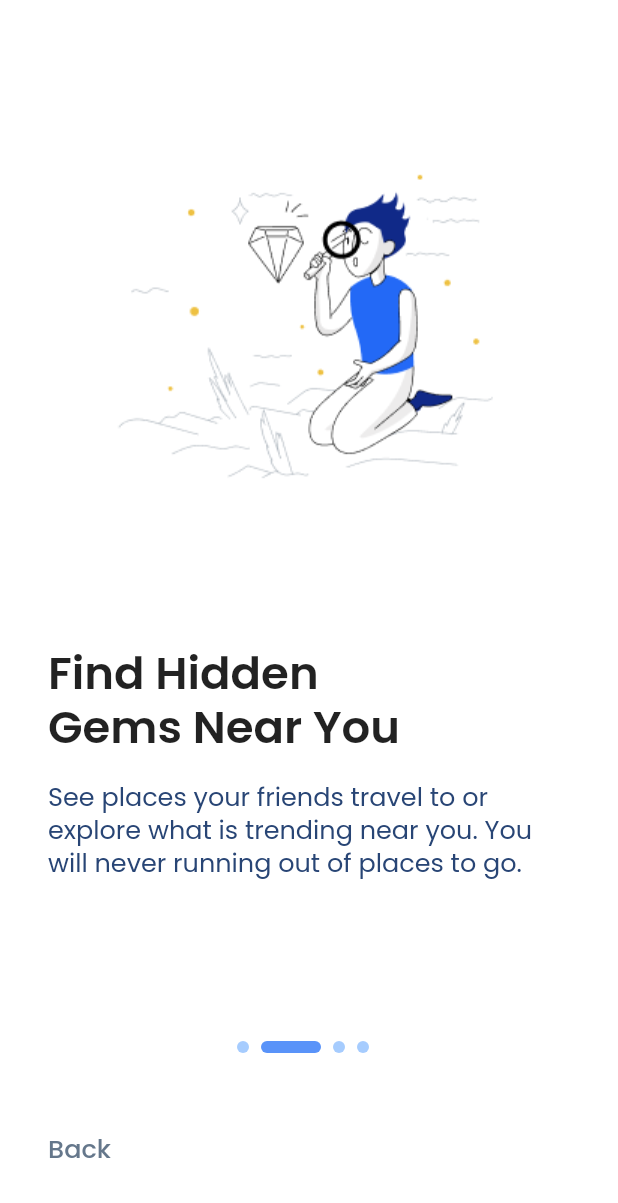
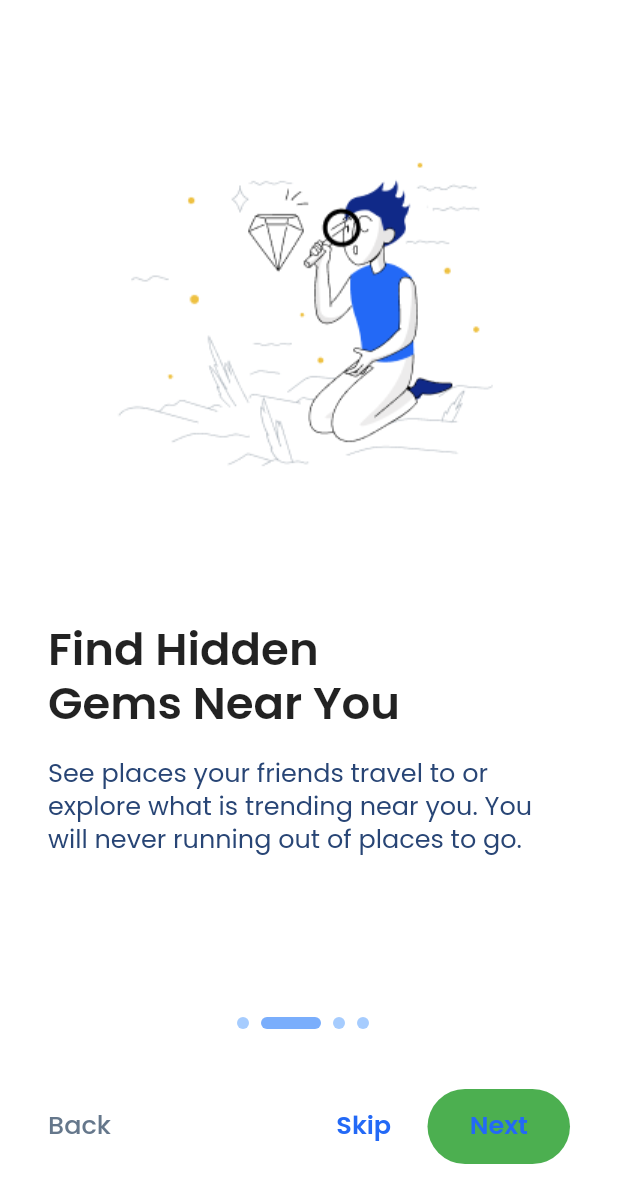
Before and after one commit to ashidiqidimas/gather, a Flutter app: the screen it shows after launch, swiped to page 2, on a phone screen of 412 x 824 dp. Shown: the top 1203 px of the screen. Run offline on Flutter 3.47's test engine with Material 2 defaults, Android fonts, the phone set to English and light mode, and no system bars; drawn by our look-alikes of smooth_page_indicator.

Commit message:
Added button annimation

```diff
--- a/lib/ui/screens/on_boarding_screen.dart
+++ b/lib/ui/screens/on_boarding_screen.dart
@@ -1,4 +1,6 @@
+// Test
 import 'package:flutter/material.dart';
+import 'package:gather/ui/widgets/components/on_boarding_button.dart';
 import 'package:smooth_page_indicator/smooth_page_indicator.dart';
 
 import '../styles/all_styles.dart';
@@ -10,20 +12,47 @@ class OnBoardingScreen extends StatefulWidget {
   State<OnBoardingScreen> createState() => _OnBoardingScreenState();
 }
 
-class _OnBoardingScreenState extends State<OnBoardingScreen> {
+class _OnBoardingScreenState extends State<OnBoardingScreen>
+    with TickerProviderStateMixin {
   late PageController _controller;
+  late AnimationController _animationController;
   int _pageIndex = 0;
 
   @override
   void initState() {
     _controller = PageController(initialPage: 0);
+    _animationController = AnimationController(
+      vsync: this,
+      duration: const Duration(
+        milliseconds: 200,
+      ),
+    );
     super.initState();
   }
 
   @override
   void dispose() {
     _controller.dispose();
+    _animationController.dispose();
     super.dispose();
+  }
+
+  Future<void> _playForward() async {
+    try {
+      await _animationController.forward().orCancel.whenComplete(() {
+        // TODO
+      });
+    } on TickerCanceled {
+      debugPrint('Forward animation canceled');
+    }
+  }
+
+  Future<void> _playBackward() async {
+    try {
+      await _animationController.reverse().orCancel;
+    } on TickerCanceled {
+      debugPrint('Forward animation canceled');
+    }
   }
 
   @override
@@ -31,14 +60,18 @@ class _OnBoardingScreenState extends State<OnBoardingScreen> {
     return Scaffold(
       body: SafeArea(
         child: Container(
-          padding: const EdgeInsets.only(
-            bottom: 130,
-          ),
+          padding: const EdgeInsets.only(bottom: 154),
           child: PageView(
             onPageChanged: (index) {
               setState(() {
                 _pageIndex = index;
               });
+
+              if (_pageIndex == 3) {
+                _playForward();
+              } else if (_pageIndex == 2) {
+                _playBackward();
+              }
             },
             controller: _controller,
             children: [
@@ -46,7 +79,7 @@ class _OnBoardingScreenState extends State<OnBoardingScreen> {
                   image: 'assets/shared/images/on_boarding_img_1.png',
                   title: 'Find Friends\nfor Travel',
                   description:
-                      'Invite someone to your trip, join an open trip, or travel'
+                      'Invite someone to your trip, join an open trip, or travel '
                       'with complete strangers. Your will never feel lonely again.'),
               buildOnBoardingPage(
                 image: 'assets/shared/images/on_boarding_img_2.png',
@@ -116,15 +149,15 @@ class _OnBoardingScreenState extends State<OnBoardingScreen> {
 
   Widget buildBottomSheet() {
     return Container(
+      color: Colors.white,
       padding: const EdgeInsets.only(
         right: 32,
         left: 24,
-        bottom: 24,
+        bottom: 48,
       ),
-      color: Colors.white,
-      height: 130,
+      height: 154,
       child: Column(
-        mainAxisAlignment: MainAxisAlignment.start,
+        mainAxisAlignment: MainAxisAlignment.end,
         children: [
           Center(
             child: buildSmoothPageIndicator(),
@@ -134,8 +167,58 @@ class _OnBoardingScreenState extends State<OnBoardingScreen> {
           ),
           Row(
             mainAxisAlignment: MainAxisAlignment.spaceBetween,
+            crossAxisAlignment: CrossAxisAlignment.center,
             children: [
-              AnimatedCrossFade(
+              buildLeftButton(),
+              Row(
+                children: [
+                  // AnimatedCrossFade(
+                  //   crossFadeState: _pageIndex != 3
+                  //       ? CrossFadeState.showFirst
+                  //       : CrossFadeState.showSecond,
+                  //   duration: const Duration(milliseconds: 200),
+                  //   firstChild:
+                  //   secondChild: const SizedBox(
+                  //     width: 53,
+                  //     height: 50,
+                  //   ),
+                  // ),
+                  _pageIndex != 3
+                      ? TextButton(
+                          onPressed: () => debugPrint('Skip button not implemented'),
+                          child: Text(
+                            'Skip',
+                            style: GatherTextStyle.headline(context).copyWith(
+                              color: GatherColor.primarySwatch[500]!,
+                            ),
+                          ),
+                          style: TextButton.styleFrom(
+                            minimumSize: const Size(53, 50),
+                          ),
+                        )
+                      : const SizedBox(
+                          width: 53,
+                          height: 50,
+                        ),
+                  const SizedBox(
+                    width: 16,
+                  ),
+                  OnBoardingButton(
+                    controller: _controller,
+                    pageIndex: _pageIndex,
+                    animationController: _animationController,
+                  )
+                ],
+              )
+            ],
+          ),
+        ],
+      ),
+    );
+  }
+
+  Widget buildLeftButton() {
+    return AnimatedCrossFade(
       firstCurve: Curves.easeIn,
       secondCurve: Curves.easeIn,
       crossFadeState: _pageIndex == 0
@@ -153,18 +236,13 @@ class _OnBoardingScreenState extends State<OnBoardingScreen> {
         ),
         child: Text(
           'Back',
-                    style: GatherTextStyle.button2(context).copyWith(
+          style: GatherTextStyle.button1(context).copyWith(
             color: GatherColor.grey,
           ),
         ),
         style: TextButton.styleFrom(
           minimumSize: const Size(58, 50),
         ),
-                ),
-              ),
-            ],
-          ),
-        ],
       ),
     );
   }
@@ -183,7 +261,7 @@ class _OnBoardingScreenState extends State<OnBoardingScreen> {
         spacing: 8,
         dotHeight: 8,
         dotWidth: 8,
-        activeDotColor: GatherColor.primarySwatch[400]!,
+        activeDotColor: GatherColor.primarySwatch[300]!,
         dotColor: GatherColor.primarySwatch[200]!,
       ),
       controller: _controller,
@@ -191,3 +269,8 @@ class _OnBoardingScreenState extends State<OnBoardingScreen> {
     );
   }
 }
+
+enum AnimatedProperties {
+  width,
+  backgroundColor,
+}
--- a/lib/ui/styles/gather_text_style.dart
+++ b/lib/ui/styles/gather_text_style.dart
@@ -23,7 +23,16 @@ class GatherTextStyle {
         );
   }
 
-  static TextStyle button2(BuildContext context) {
+  static TextStyle headline(BuildContext context) {
+    return Theme.of(context).textTheme.labelLarge!.copyWith(
+      fontSize: 17,
+      height: 1.294,
+      fontWeight: FontWeight.w600,
+      letterSpacing: 0,
+    );
+  }
+
+  static TextStyle button1(BuildContext context) {
     return Theme.of(context).textTheme.labelLarge!.copyWith(
       fontSize: 17,
       height: 1.294,
@@ -32,7 +41,7 @@ class GatherTextStyle {
     );
   }
 
-  static TextStyle button3(BuildContext context) {
+  static TextStyle button2(BuildContext context) {
     return Theme.of(context).textTheme.labelLarge!.copyWith(
           fontSize: 15,
           height: 1.466,
--- a/lib/ui/styles/gather_theme.dart
+++ b/lib/ui/styles/gather_theme.dart
@@ -20,6 +20,7 @@ class GatherTheme {
 
   static light() {
     return ThemeData(
+      colorSchemeSeed: const Color(0xFF2369F6),
       fontFamily: ('Poppins'),
       textTheme: lightTextTheme,
       scaffoldBackgroundColor: Colors.white,
--- /dev/null
+++ b/lib/ui/widgets/components/on_boarding_button.dart
@@ -0,0 +1,105 @@
+import 'package:flutter/material.dart';
+
+import '../../styles/all_styles.dart';
+
+class OnBoardingButton extends StatelessWidget {
+  final PageController controller;
+  final int pageIndex;
+
+  final Animation<double> animationController;
+  final Animation<Color?> backgroundColorAnimation;
+  final Animation<double> width;
+
+  // backgroundColorAnimation = ColorTween(
+  // begin: Colors.red,
+  // end: Colors.yellow,
+  // ).animate(
+  // CurvedAnimation(
+  // parent: animationController,
+  // curve: Curves.easeIn,
+  // );
+
+  OnBoardingButton({
+    Key? key,
+    required this.animationController,
+    required this.controller,
+    required this.pageIndex,
+  })  : backgroundColorAnimation = ColorTween(
+          begin: Colors.green,
+          end: Colors.red,
+        ).animate(
+          CurvedAnimation(
+            parent: animationController,
+            curve: const Interval(
+              0.0,
+              0.2,
+              curve: Curves.easeIn,
+            ),
+          ),
+        ),
+        width = Tween<double>(
+          begin: 95,
+          end: 155,
+        ).animate(
+          CurvedAnimation(
+            parent: animationController,
+            curve: const Interval(
+              0.0,
+              0.2,
+              curve: Curves.easeIn,
+            ),
+          ),
+        ),
+        super(key: key);
+
+  Widget _buildAnimation(BuildContext context, Widget? child) {
+    return ElevatedButton(
+      onPressed: () => controller.nextPage(
+        duration: const Duration(
+          milliseconds: 200,
+        ),
+        curve: Curves.easeIn,
+      ),
+      child: Text(
+        pageIndex != 3 ? 'Next' : 'Get Started',
+        style: GatherTextStyle.headline(context).copyWith(
+          color: GatherColor.primarySwatch[500]!,
+        ),
+      ),
+      style: ButtonStyle(
+        shadowColor: MaterialStateProperty.all(
+          GatherColor.primarySwatch[500]!.withAlpha(50),
+        ),
+        elevation: MaterialStateProperty.resolveWith((states) {
+          if (states.contains(MaterialState.pressed)) {
+            return 10;
+          }
+          return 0;
+        }),
+        overlayColor: MaterialStateProperty.all(
+          // GatherColor.primarySwatch[300]!,
+          Colors.transparent,
+        ),
+        backgroundColor: MaterialStateProperty.resolveWith(
+          (states) => backgroundColorAnimation.value,
+        ),
+        fixedSize: MaterialStateProperty.all(
+          Size(width.value, 50),
+        ),
+        shape: MaterialStateProperty.all(
+          RoundedRectangleBorder(
+            borderRadius: BorderRadius.circular(50),
+          ),
+        ),
+      ),
+    );
+  }
+
+  @override
+  Widget build(BuildContext context) {
+    return AnimatedBuilder(
+      animation: animationController,
+      builder: _buildAnimation,
+    );
+  }
+}
--- a/lib/ui/widgets/components/post_card.dart
+++ b/lib/ui/widgets/components/post_card.dart
@@ -153,7 +153,7 @@ Widget buildCardFooter(BuildContext context) {
         onPressed: () => debugPrint('See package pressed'),
         child: Text(
           'See Package',
-          style: GatherTextStyle.button3(context),
+          style: GatherTextStyle.button2(context),
         ),
         style: ButtonStyle(
           foregroundColor: MaterialStateProperty.all(Colors.white),
--- a/pubspec.yaml
+++ b/pubspec.yaml
@@ -37,6 +37,7 @@ dependencies:
   cupertino_icons: ^1.0.2
   provider: ^6.0.2
   smooth_page_indicator: ^1.0.0+2
+  simple_animations: ^4.0.1
 
 dev_dependencies:
   flutter_test:
```
Also changed, not shown: pubspec.lock. Lines whose indentation alone changed are shown as unchanged.
